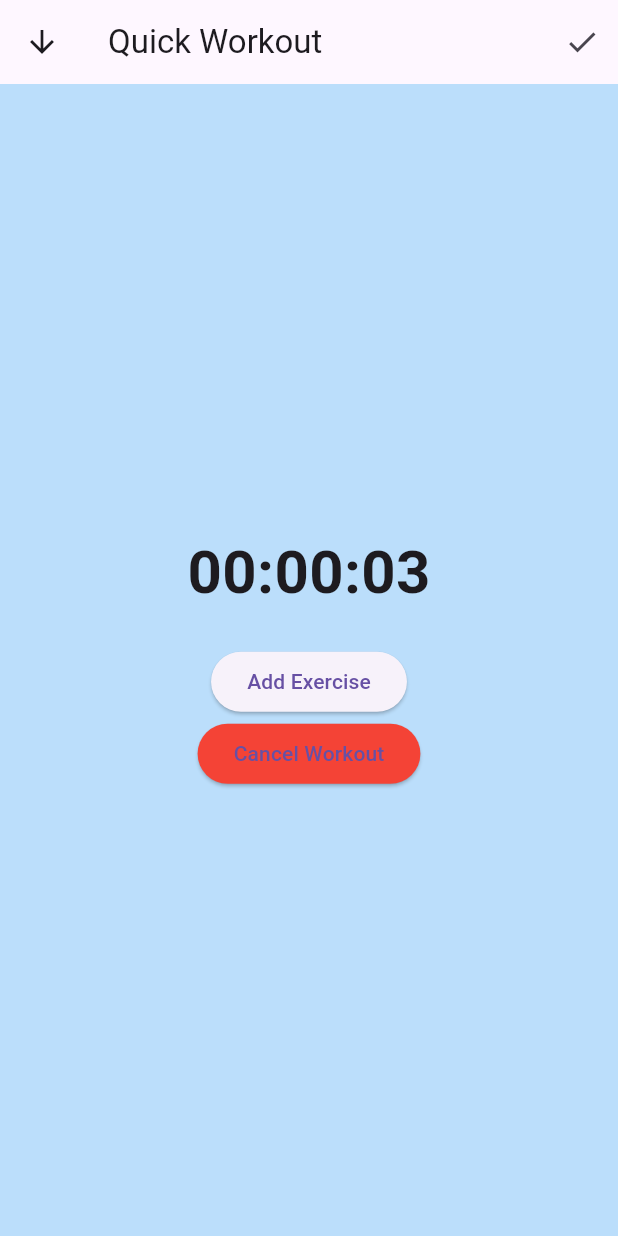
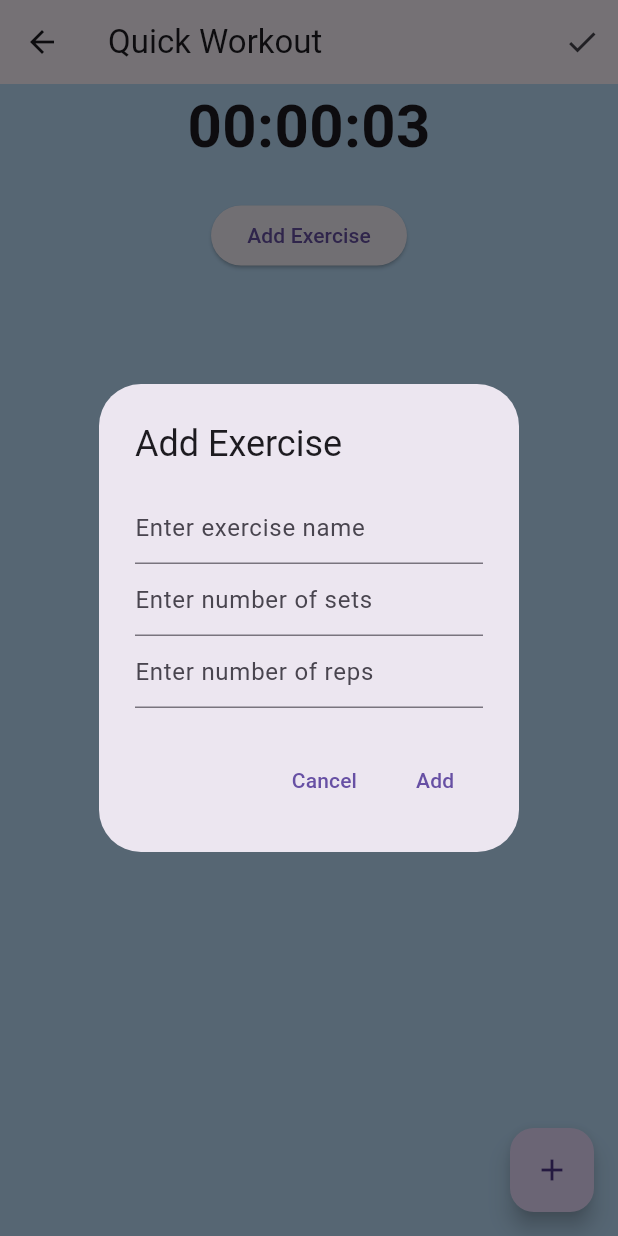
Before and after one commit to rextail90/HealthSync_V2, a Flutter app: the QuickWorkoutPage screen opened directly, after a tap on "Add Exercise", on a phone screen of 412 x 824 dp. Run offline on Flutter 3.47's test engine with Material 3 defaults, Android fonts, the phone set to English and light mode, and no system bars; our stand-ins replace firebase_auth, firebase_core; accounts and stored records are empty.

Commit message:
more popups for exercise yay

```diff
--- a/lib/main.dart
+++ b/lib/main.dart
@@ -18,6 +18,7 @@ void main() async{
       create: (context) => TimerProvider(),
       child: const MyApp(), // Your main application widget
     ),
+
   );
 }
 
--- a/lib/screens/quick_workout_page.dart
+++ b/lib/screens/quick_workout_page.dart
@@ -1,6 +1,7 @@
 import 'package:flutter/material.dart';
 import 'package:provider/provider.dart';
 import 'package:healthsync_maybe/providers/timer_provider.dart';
+import 'package:healthsync_maybe/screens/completed_exercise_page.dart';
 
 class QuickWorkoutPage extends StatefulWidget {
   const QuickWorkoutPage({super.key});
@@ -10,10 +11,56 @@ class QuickWorkoutPage extends StatefulWidget {
 }
 
 class _QuickWorkoutPageState extends State<QuickWorkoutPage> {
+  List<Map<String, String>> _exercises = []; // List to store active exercises
+  List<Map<String, String>> _completedExercises = []; // List to store completed exercises
+
   @override
   void initState() {
     super.initState();
     Provider.of<TimerProvider>(context, listen: false).start();
+  }
+
+  Future<void> _showAddExerciseDialog() async {
+    final TextEditingController nameController = TextEditingController();
+    final TextEditingController setsController = TextEditingController();
+    final TextEditingController repsController = TextEditingController();
+    await showDialog(
+      context: context,
+      builder: (BuildContext context) {
+        return AlertDialog(
+          title: const Text('Add Exercise'),
+          content: Column(
+            mainAxisSize: MainAxisSize.min,
+            children: [
+              TextField(controller: nameController, decoration: const InputDecoration(hintText: 'Enter exercise name')),
+              TextField(controller: setsController, decoration: const InputDecoration(hintText: 'Enter number of sets')),
+              TextField(controller: repsController, decoration: const InputDecoration(hintText: 'Enter number of reps')),
+            ],
+          ),
+          actions: [
+            TextButton(
+              child: const Text('Cancel'),
+              onPressed: () => Navigator.of(context).pop(),
+            ),
+            TextButton(
+              child: const Text('Add'),
+              onPressed: () {
+                if (nameController.text.isNotEmpty) {
+                  setState(() {
+                    _exercises.add({
+                      'name': nameController.text,
+                      'sets': setsController.text,
+                      'reps': repsController.text,
+                    });
+                  });
+                  Navigator.of(context).pop();
+                }
+              },
+            ),
+          ],
+        );
+      },
+    );
   }
 
   @override
@@ -23,53 +70,64 @@ class _QuickWorkoutPageState extends State<QuickWorkoutPage> {
     return Scaffold(
       appBar: AppBar(
         title: const Text('Quick Workout'),
+        leading: IconButton(
+          icon: const Icon(Icons.arrow_back),
+          onPressed: () => Navigator.pop(context),
+        ),
         actions: [
           IconButton(
             icon: const Icon(Icons.check),
             onPressed: () {
-              timerProvider.reset();
-              Navigator.pop(context);
+              timerProvider.stop(); // Stop the timer
+              Navigator.push(
+                context,
+                MaterialPageRoute(
+                  builder: (context) => CompletedExercisesPage(
+                    duration: timerProvider.durationString,
+                    completedExercises: _completedExercises,
+                  ),
+                ),
+              );
             },
-            tooltip: 'Finish',
           ),
         ],
-        leading: IconButton(
-          icon: const Icon(Icons.arrow_downward),
+      ),
+      body: Column(
+        children: <Widget>[
+          Text(timerProvider.durationString, style: const TextStyle(fontSize: 40, fontWeight: FontWeight.bold)),
+          const SizedBox(height: 20),
+          ElevatedButton(onPressed: _showAddExerciseDialog, child: const Text('Add Exercise')),
+          const SizedBox(height: 20),
+          Expanded(
+            child: ListView.builder(
+              itemCount: _exercises.length,
+              itemBuilder: (context, index) {
+                return Card(
+                  margin: const EdgeInsets.all(8),
+                  elevation: 2,
+                  child: ListTile(
+                    title: Text(_exercises[index]['name'] ?? 'No Name'),
+                    subtitle: Text('Sets: ${_exercises[index]['sets']}, Reps: ${_exercises[index]['reps']}'),
+                    trailing: IconButton(
+                      icon: const Icon(Icons.check, color: Colors.green),
                       onPressed: () {
-            Navigator.pop(context);
+                        setState(() {
+                          _completedExercises.add(_exercises[index]);
+                          _exercises.removeAt(index);
+                        });
                       },
                     ),
                   ),
-      body: Center(
-        child: Column(
-          mainAxisAlignment: MainAxisAlignment.center,
-          children: <Widget>[
-            Text(
-              timerProvider.durationString,
-              style: const TextStyle(fontSize: 40, fontWeight: FontWeight.bold),
+                );
+              },
             ),
-            const SizedBox(height: 20),
-            ElevatedButton(
-              onPressed: () {},
-              child: const Text('Add Exercise'),
-            ),
-            ElevatedButton(
-              onPressed: () {
-                timerProvider.reset();
-                Navigator.pop(context);
-              },
-              style: ElevatedButton.styleFrom(backgroundColor: Colors.red),
-              child: const Text('Cancel Workout'),
           ),
         ],
       ),
+      floatingActionButton: FloatingActionButton(
+        onPressed: _showAddExerciseDialog,
+        child: const Icon(Icons.add),
       ),
     );
   }
-
-  @override
-  void dispose() {
-    super.dispose();
-    // Consider whether to stop the timer here if needed
 }
-}
```
Also changed, not shown: lib/screens/completed_exercise_page.dart (added, +42 -0 lines), lib/screens/exercise_tab.dart (+49 -51 lines), lib/screens/exercise_template_page.dart (+40 -75 lines). Lines whose indentation alone changed are shown as unchanged.
